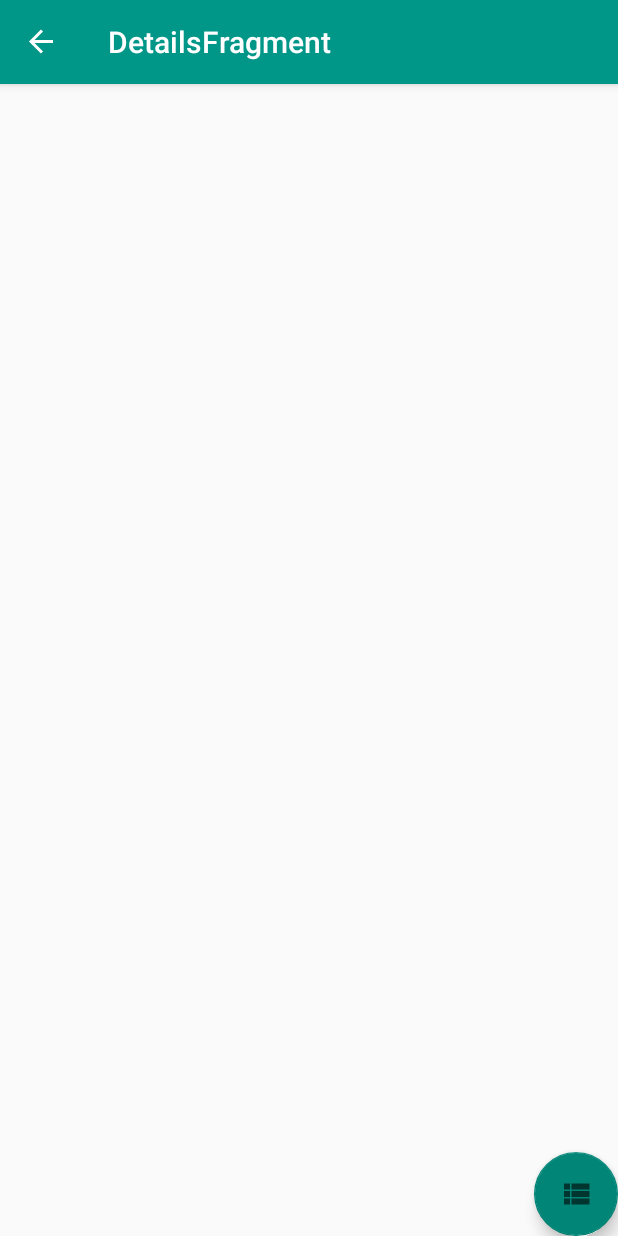
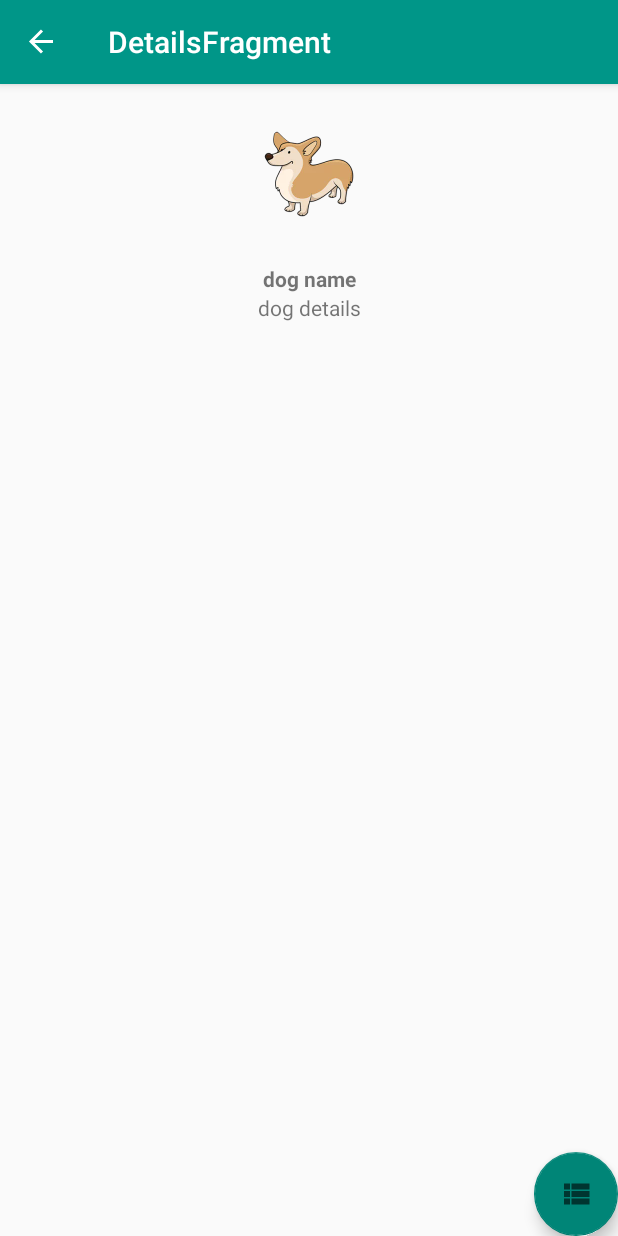
Before and after one commit to aceiro/dogs2021, an Android app: the DetailsFragment screen opened through its navigation route, on a phone screen of 412 x 824 dp. Run offline under Robolectric (Android 15) with nearby library versions, the phone set to English and light mode, and no system bars; our stand-ins replace data binding, navigation-ui; 2 statements that could not run were skipped.

Commit message:
DOGS006 - Aidicionado tela de detalhes

```diff
--- a/app/src/main/res/layout/fragment_details.xml
+++ b/app/src/main/res/layout/fragment_details.xml
@@ -1,32 +1,57 @@
 <?xml version="1.0" encoding="utf-8"?>
 <layout xmlns:android="http://schemas.android.com/apk/res/android"
-    xmlns:app="http://schemas.android.com/apk/res-auto"
-    xmlns:tools="http://schemas.android.com/tools">
+    xmlns:app="http://schemas.android.com/apk/res-auto">
 
-    <androidx.constraintlayout.widget.ConstraintLayout
+    <RelativeLayout
         android:layout_width="match_parent"
         android:layout_height="match_parent">
 
-        <TextView
-            android:id="@+id/tvDetailsMessage"
+        <ImageView
+            android:id="@+id/tvDogImage"
             android:layout_width="wrap_content"
             android:layout_height="wrap_content"
-            android:textSize="30sp"
-            app:layout_constraintBottom_toBottomOf="parent"
-            app:layout_constraintEnd_toEndOf="parent"
-            app:layout_constraintStart_toStartOf="parent"
-            app:layout_constraintTop_toTopOf="parent"
-            tools:text="Detalhes @ Fragment" />
+            android:layout_alignParentStart="true"
+            android:layout_alignParentTop="true"
+            android:layout_alignParentEnd="true"
+            android:padding="4dp"
+            android:layout_margin="2dp"
+            android:src="@mipmap/ic_launcher_dog_foreground" />
+
+        <TextView
+            android:id="@+id/tvDogName"
+            android:layout_width="wrap_content"
+            android:layout_height="wrap_content"
+            android:text="dog name"
+            style="@style/Title"
+            android:gravity="center_horizontal"
+            android:layout_below="@id/tvDogImage"
+            android:layout_alignStart="@id/tvDogImage"
+            android:layout_alignEnd="@id/tvDogImage" />
+
+        <TextView
+            android:id="@+id/tvDetails"
+            android:layout_width="wrap_content"
+            android:layout_height="wrap_content"
+            android:text="dog details"
+            style="@style/Text"
+            android:gravity="center_horizontal"
+            android:layout_below="@id/tvDogName"
+            android:layout_alignStart="@id/tvDogName"
+            android:layout_alignEnd="@id/tvDogName" />
+
+
 
         <com.google.android.material.floatingactionbutton.FloatingActionButton
             android:id="@+id/floatingActionDetailsButton"
             android:layout_width="wrap_content"
             android:layout_height="wrap_content"
+            android:layout_alignParentEnd="true"
+            android:layout_alignParentBottom="true"
             android:clickable="true"
             android:focusable="true"
             app:layout_constraintBottom_toBottomOf="parent"
             app:layout_constraintEnd_toEndOf="parent"
             app:srcCompat="@drawable/ic_list" />
-    </androidx.constraintlayout.widget.ConstraintLayout>
+    </RelativeLayout>
 
 </layout>
--- a/app/src/main/res/values/styles.xml
+++ b/app/src/main/res/values/styles.xml
@@ -4,6 +4,7 @@
         <item name="colorPrimary">@color/colorPrimary</item>
     </style>
     <style name="Title">
+        <item name="android:capitalize">sentences</item>
         <item name="android:text">18sp</item>
         <item name="android:textStyle">bold</item>
     </style>
```
